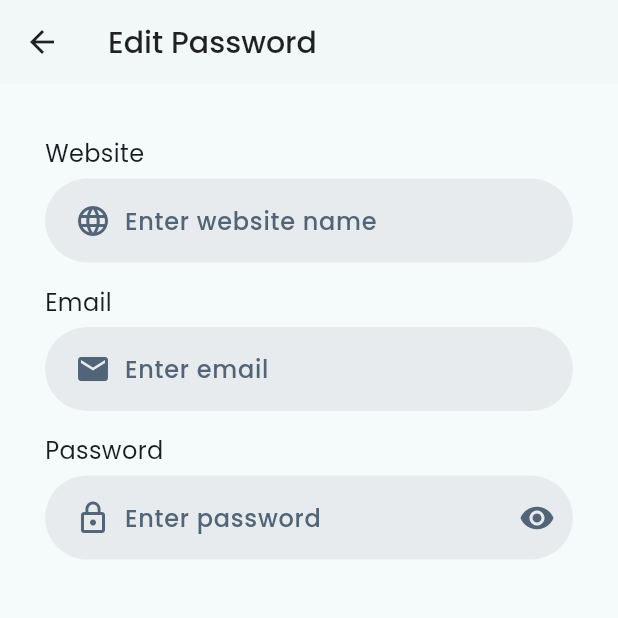
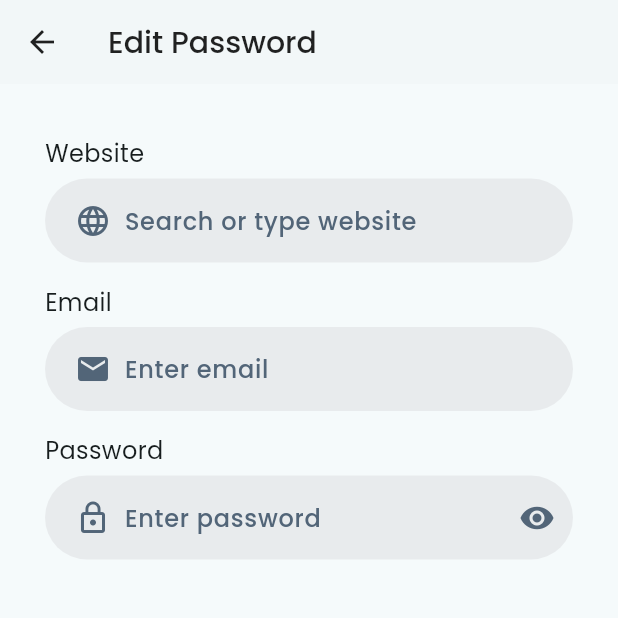
Before and after one commit to casiana2075/Password-Vault-Pro, a Flutter app: the EditPasswordPage screen opened directly with empty values, after a tap on "Save Changes", on a phone screen of 412 x 824 dp, the top half of it. Run offline on Flutter 3.47's test engine with Material 3 defaults, Android fonts, the phone set to English and light mode, and no system bars; our stand-ins replace flutter_svg, google_fonts, local_auth; network calls fail.

Commit message:
dinamically changing the logo when editing a password

```diff
--- a/projects/lib/EditPasswordPage.dart
+++ b/projects/lib/EditPasswordPage.dart
@@ -16,6 +16,10 @@ class _EditPasswordPageState extends State<EditPasswordPage> {
   late TextEditingController websiteController;
   late TextEditingController emailController;
   late TextEditingController passwordController;
+  late TextEditingController logoUrlController;
+
+  Map<String, String> _websiteLogos = {};
+  bool isLoadingLogos = true;
 
   @override
   void initState() {
@@ -23,6 +27,9 @@ class _EditPasswordPageState extends State<EditPasswordPage> {
     websiteController = TextEditingController(text: widget.password.site);
     emailController = TextEditingController(text: widget.password.username);
     passwordController = TextEditingController(text: widget.password.password);
+    logoUrlController = TextEditingController(text: widget.password.logoUrl);
+
+    loadWebsiteLogos();
   }
 
   @override
@@ -30,6 +37,7 @@ class _EditPasswordPageState extends State<EditPasswordPage> {
     websiteController.dispose();
     emailController.dispose();
     passwordController.dispose();
+    logoUrlController.dispose();
     super.dispose();
   }
 
@@ -58,7 +66,9 @@ class _EditPasswordPageState extends State<EditPasswordPage> {
           child: Column(
             children: [
               _formHeading("Website"),
-              _formTextField("Enter website name", Icons.language, websiteController),
+              isLoadingLogos
+                  ? const Center(child: CircularProgressIndicator())
+                  : searchWebsiteField(),
               _formHeading("Email"),
               _formTextField("Enter email", Icons.email, emailController),
               _formHeading("Password"),
@@ -85,6 +95,7 @@ class _EditPasswordPageState extends State<EditPasswordPage> {
                     websiteController.text.trim(),
                     emailController.text.trim(),
                     passwordController.text.trim(),
+                    logoUrlController.text.trim(),
                   );
 
                   if (updated) {
@@ -208,4 +219,97 @@ class _EditPasswordPageState extends State<EditPasswordPage> {
       ),
     );
   }
+
+  Widget searchWebsiteField() {
+    final websites = _websiteLogos.keys.toList();
+    List<String> filteredWebsites = websites
+        .where((site) => site.toLowerCase().contains(websiteController.text.toLowerCase()))
+        .toList();
+
+    return Padding(
+      padding: const EdgeInsets.symmetric(horizontal: 10),
+      child: Column(
+        children: [
+          TextFormField(
+            controller: websiteController,
+            decoration: InputDecoration(
+              prefixIcon: Padding(
+                padding: const EdgeInsets.fromLTRB(20, 5, 5, 5),
+                child: Icon(
+                  Icons.language,
+                  color: const Color.fromARGB(255, 82, 101, 120),
+                ),
+              ),
+              filled: true,
+              contentPadding: const EdgeInsets.all(16),
+              hintText: "Search or type website",
+              hintStyle: const TextStyle(
+                color: Color.fromARGB(255, 82, 101, 120),
+                fontWeight: FontWeight.w500,
+              ),
+              fillColor: const Color.fromARGB(247, 232, 235, 237),
+              border: OutlineInputBorder(
+                borderSide: BorderSide.none,
+                borderRadius: BorderRadius.circular(35),
+              ),
+            ),
+            onChanged: (value) {
+              setState(() {}); // Refresh suggestions
+            },
+          ),
+          if (websiteController.text.isNotEmpty && filteredWebsites.isNotEmpty)
+            Container(
+              constraints: const BoxConstraints(maxHeight: 150),
+              decoration: BoxDecoration(
+                color: Colors.white,
+                border: Border.all(color: Colors.grey.shade300),
+                borderRadius: BorderRadius.circular(10),
+              ),
+              child: ListView.builder(
+                shrinkWrap: true,
+                itemCount: filteredWebsites.length,
+                itemBuilder: (context, index) {
+                  final suggestion = filteredWebsites[index];
+                  return ListTile(
+                    leading: CircleAvatar(
+                      radius: 12,
+                      backgroundImage: NetworkImage(_websiteLogos[suggestion]!),
+                      backgroundColor: Colors.transparent,
+                    ),
+                    title: Text(suggestion),
+                    onTap: () {
+                      setState(() {
+                        websiteController.text = suggestion;
+                        websiteController.selection = TextSelection.fromPosition(
+                          TextPosition(offset: websiteController.text.length),
+                        );
+                        logoUrlController.text = _websiteLogos[suggestion] ?? '';
+                      });
+                      FocusScope.of(context).unfocus(); // Close keyboard and dropdown
+                    },
+                  );
+                },
+              ),
+            ),
+        ],
+      ),
+    );
+  }
+
+
+  Future<void> loadWebsiteLogos() async {
+    try {
+      final logos = await ApiService.fetchWebsiteLogos();
+      setState(() {
+        _websiteLogos = logos;
+        isLoadingLogos = false;
+      });
+    } catch (e) {
+      print('Failed to load logos: $e');
+      setState(() {
+        isLoadingLogos = false;
+      });
+    }
+  }
+
 }
--- a/projects/lib/main.dart
+++ b/projects/lib/main.dart
@@ -448,7 +448,7 @@ class _HomePageState extends State<HomePage> {
       height: 55,
       width: 55,
       decoration: BoxDecoration(
-        color: Color.fromARGB(255, 239, 239, 239),
+        color: Color.fromARGB(0, 239, 239, 239),
         borderRadius: BorderRadius.circular(50),
       ),
       child: FractionallySizedBox(
--- a/projects/lib/services/api_service.dart
+++ b/projects/lib/services/api_service.dart
@@ -49,7 +49,7 @@ class ApiService {
     }
   }
 
-  static Future<bool> updatePassword(int id, String site, String username, String password) async {
+  static Future<bool> updatePassword(int id, String site, String username, String password, String logoUrl) async {
     final url = Uri.parse('$baseUrl/passwords/$id');
     final response = await http.put(
       url,
@@ -58,10 +58,12 @@ class ApiService {
         'site': site,
         'username': username,
         'password': password,
+        'logoUrl': logoUrl,
       }),
     );
     return response.statusCode == 200;
   }
+
 
   static Future<Map<String, String>> fetchWebsiteLogos() async {
     final url = Uri.parse('$baseUrl/logos');
```
Also changed, not shown: 1 other file.
